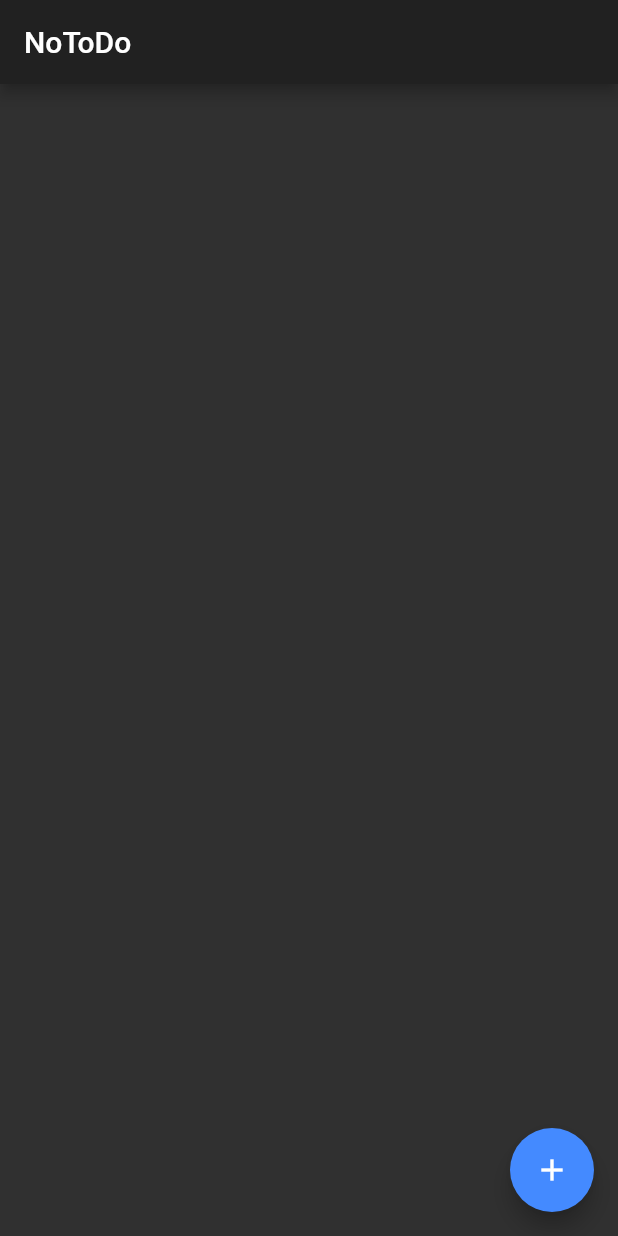
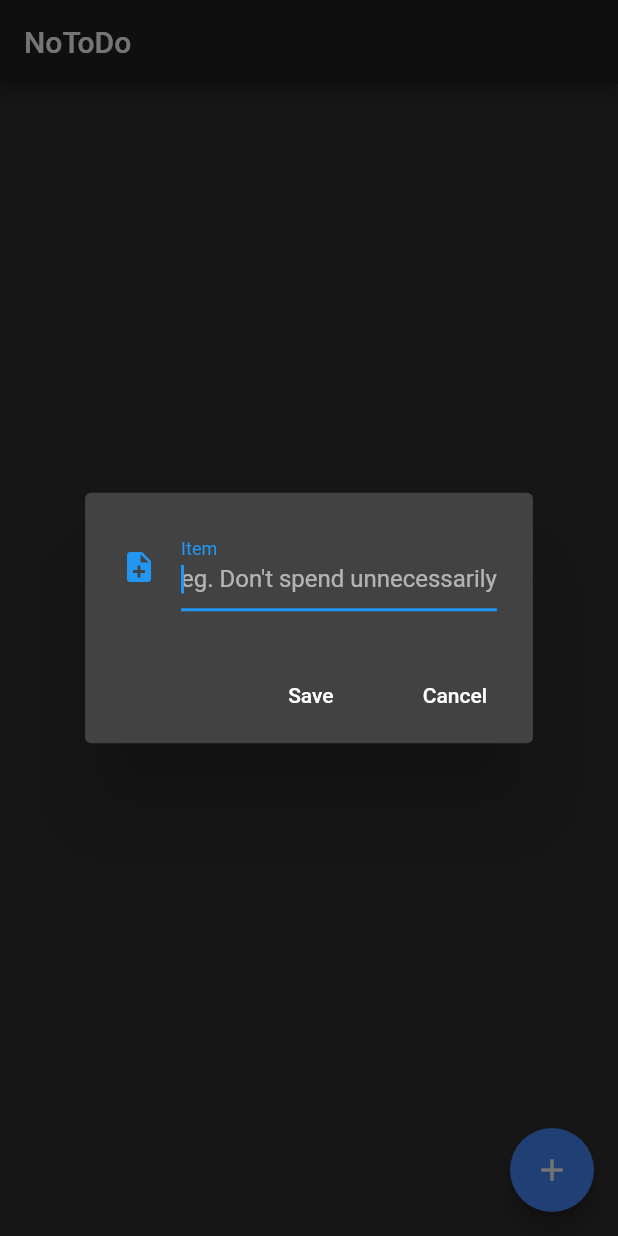
Before and after one commit to umangbhatt/flutter_notodo, a Flutter app: the screen it shows after launch, after a tap on the "add" icon, on a phone screen of 412 x 824 dp. Run offline on Flutter 3.47's test engine with Material 2 defaults, Android fonts, the phone set to English and light mode, and no system bars; our stand-ins replace sqflite; missing offline and left inert: dart:ffi; accounts and stored records are empty.

Commit message:
Implemented List View

```diff
--- a/lib/main.dart
+++ b/lib/main.dart
@@ -9,6 +9,7 @@ class MyApp extends StatelessWidget {
   Widget build(BuildContext context) {
     return MaterialApp(
       title: 'Flutter Demo',
+      debugShowCheckedModeBanner: false,
       theme: ThemeData.dark(),
       home: NoToDoScreen(),
 
--- a/lib/ui/notodo_screen.dart
+++ b/lib/ui/notodo_screen.dart
@@ -1,22 +1,131 @@
+import 'dart:ffi';
+
 import 'package:flutter/material.dart';
+import 'package:todo_app/ui/nodo_item.dart';
+import 'package:todo_app/util/database_client.dart';
 
-class NoToDoScreen extends StatelessWidget {
+class NoToDoScreen extends StatefulWidget {
+  @override
+  _NoToDoScreenState createState() => _NoToDoScreenState();
+}
+
+class _NoToDoScreenState extends State<NoToDoScreen> {
+  final TextEditingController _textEditingController =
+      new TextEditingController();
+
+  final List<NoDoItem> _itemsList = <NoDoItem>[];
+
+  @override
+  void initState() {
+    // TODO: implement initState
+    super.initState();
+    _readNoDoList();
+  }
+
+  var db = new DatabaseHelper();
+
+  void _handleSubmitted(String text) async {
+    _textEditingController.clear();
+
+    NoDoItem noDoItem =
+        new NoDoItem(text, new DateTime.now().toIso8601String());
+    int savedItemId = await db.saveItem(noDoItem);
+
+    NoDoItem addedItem = await db.getItem(savedItemId);
+    setState(() {
+      _itemsList.insert(0, addedItem);
+    });
+
+    print("item Saved id: $savedItemId");
+  }
+
   @override
   Widget build(BuildContext context) {
     return Scaffold(
       appBar: AppBar(
         title: Text("NoToDo"),
       ),
+      body: new Column(
+        children: <Widget>[
+          Flexible(child: ListView.builder(
+            padding: EdgeInsets.all(8.0),
+            reverse: false,
+            itemCount: _itemsList.length,
+            itemBuilder: (_,int index){
+            return Card(
+              color: Colors.white10,
+              child: new ListTile(
+                title: Text(_itemsList[index].itemName),
+                subtitle: Text(_itemsList[index].dateCreated),
+                onLongPress: ()=>debugPrint(""),
+                trailing: new Listener(
+                  key: new Key(_itemsList[index].itemName),
+                  child: Icon(Icons.remove_circle,color: Colors.redAccent,),
+                  onPointerDown: (PointerEvent)=>debugPrint(""),
+                ),
+              ),
+            );
+            },
+          ),)
+        ],
+      ),
       floatingActionButton: FloatingActionButton(
         backgroundColor: Colors.blueAccent,
         tooltip: "Add",
-        child: Icon(Icons.add,color: Colors.white,),
+        child: Icon(
+          Icons.add,
+          color: Colors.white,
+        ),
         onPressed: _showFormDialog,
-                ),
-            );
-          }
+      ),
+    );
+  }
 
-         void _showFormDialog() {
+  void _showFormDialog() {
+    var alert = AlertDialog(
+      content: Row(
+        children: <Widget>[
+          Expanded(
+            child: TextField(
+              controller: _textEditingController,
+              autofocus: true,
+              decoration: InputDecoration(
+                  labelText: "Item",
+                  hintText: "eg. Don't spend unnecessarily",
+                  icon: Icon(Icons.note_add)),
+            ),
+          )
+        ],
+      ),
+      actions: <Widget>[
+        FlatButton(
+          onPressed: () {
+            _handleSubmitted(_textEditingController.text);
+            _textEditingController.clear();
+          },
+          child: Text("Save"),
+        ),
+        FlatButton(
+          onPressed: () => Navigator.pop(context),
+          child: Text("Cancel"),
+        )
+      ],
+    );
+    showDialog(
+        context: context,
+        builder: (_) {
+          return alert;
+        });
+  }
 
-         }
+  _readNoDoList() async {
+    List items = await db.getItems();
+    items.forEach((item) {
+      NoDoItem noDoItem = NoDoItem.map(item);
+      setState(() {
+       _itemsList.add(noDoItem);
+      });
+      print("Db items :${noDoItem.itemName}");
+    });
+  }
 }
--- /dev/null
+++ b/lib/util/database_client.dart
@@ -0,0 +1,107 @@
+import 'package:sqflite/sqflite.dart';
+import 'dart:io';
+import 'package:path/path.dart';
+import 'dart:async';
+import 'package:path_provider/path_provider.dart';
+import 'package:todo_app/ui/nodo_item.dart';
+
+class DatabaseHelper {
+  static final DatabaseHelper _instance = new DatabaseHelper.internal();
+  factory DatabaseHelper() => _instance;
+
+  final String tableName = "nodoTbl";
+  final String columnId = "id";
+  final String columnItemName = "itemName";
+  final String columnDateCreated = "dateCreated";
+
+  static Database _db;
+
+  Future<Database> get db async {
+    if (_db != null) {
+      return _db;
+    }
+    _db = await initDb();
+    return _db;
+  }
+
+  DatabaseHelper.internal();
+
+  initDb() async {
+    Directory documentDirectory = await getApplicationDocumentsDirectory();
+    String path = join(documentDirectory.path, "notodo_db.db");
+    var ourDb = await openDatabase(path, version: 1, onCreate: _onCreate);
+    return ourDb;
+  }
+
+  void _onCreate(Database db, int version) async {
+    await db.execute(
+        "CREATE TABLE $tableName(id INTEGER PRIMARY KEY, $columnItemName TEXT, $columnDateCreated TEXT)");
+    print("Table is created");
+  }
+
+//insertion
+  Future<int> saveItem(NoDoItem item) async {
+    var dbClient = await db;
+    int res = await dbClient.insert("$tableName", item.toMap());
+    print(res.toString());
+    return res;
+  }
+
+  //Get
+  Future<List> getItems() async {
+    var dbClient = await db;
+    var result = await dbClient.rawQuery("SELECT * FROM $tableName ORDER BY $columnItemName ASC"); //ASC
+
+    return result.toList();
+
+//    if (result.length == 0) return [];
+//    var users = [];
+//
+//    for (Map<String, dynamic> map in result) {
+//       users.add(new User.fromMap(map));
+//    }
+//
+//    return users;
+
+  }
+
+  Future<int> getCount() async {
+    var dbClient = await db;
+    return Sqflite.firstIntValue(await dbClient.rawQuery(
+        "SELECT COUNT(*) FROM $tableName"
+    ));
+  }
+//
+  Future<NoDoItem> getItem(int id) async {
+    var dbClient = await db;
+    var result = await dbClient.rawQuery("SELECT * FROM $tableName WHERE id = $id");
+    if (result.length == 0) return null;
+    return new NoDoItem.fromMap(result.first);
+  }
+
+  //deletion
+//  Future<int> deleteItem(int id) async {
+//    var dbClient = await db;
+//    var result = await dbClient.rawQuery("DELETE FROM $tableName WHERE id = $id");
+//    if (result.length == 0) return null;
+//    return result.first as int;
+//  }
+
+  Future<int> deleteItem(int id) async {
+    var dbClient = await db;
+    return await dbClient.delete(tableName,
+        where: "$columnId = ?", whereArgs: [id]);
+
+  }
+  Future<int> updateItem(NoDoItem item) async {
+    var dbClient = await db;
+    return await dbClient.update("$tableName", item.toMap(),
+        where: "$columnId = ?", whereArgs: [item.id]);
+
+  }
+
+  Future close() async {
+    var dbClient = await db;
+    return dbClient.close();
+  }
+}
```
Also changed, not shown: lib/ui/nodo_item.dart (+41 -3 lines).
